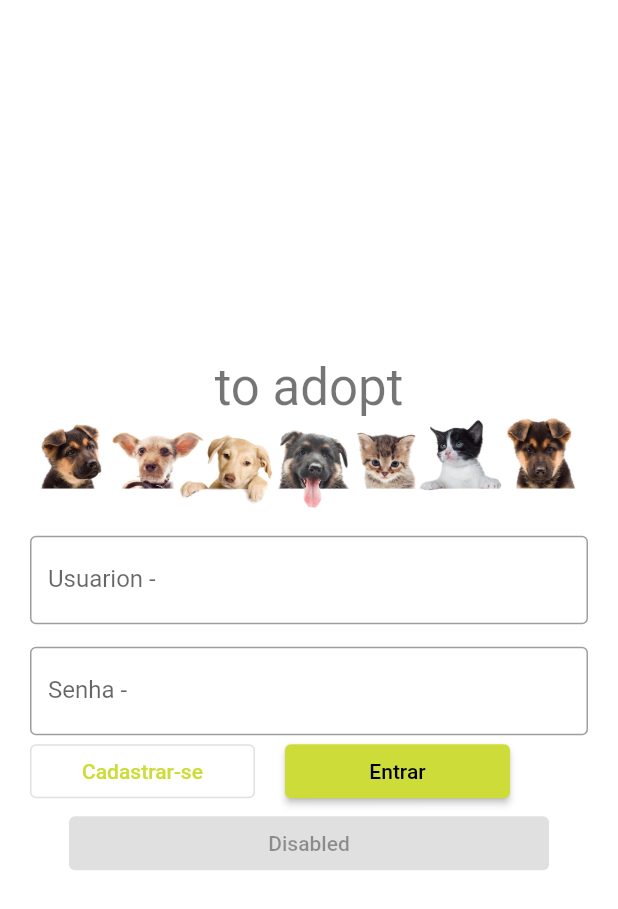
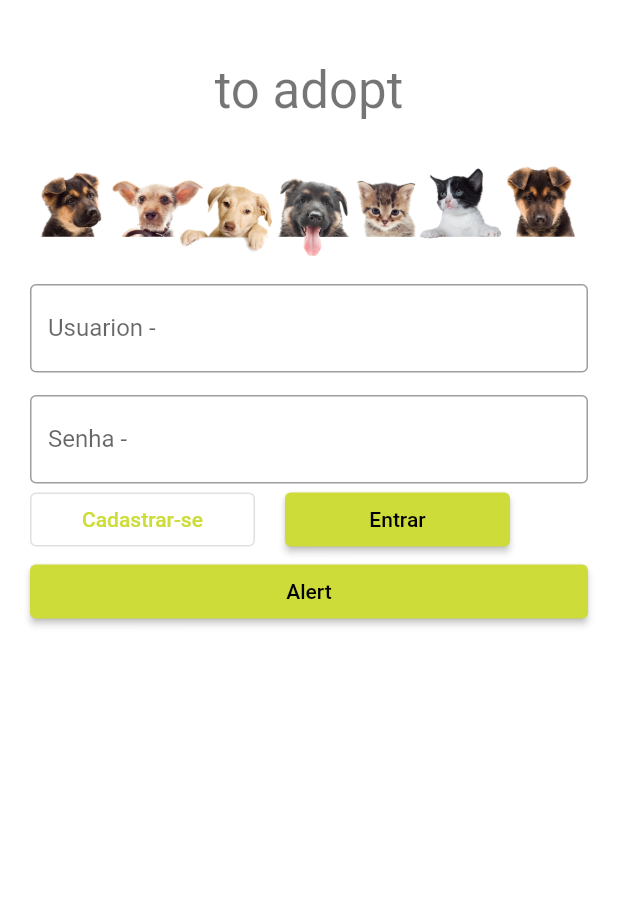
Before and after one commit to AmaroPSJunior/AppFlutter, a Flutter app: the screen it shows after launch, on a phone screen of 412 x 824 dp. Shown: the top 909 px of the screen. Run offline on Flutter 3.47's test engine with Material 2 defaults, Android fonts, the phone set to English and light mode, and no system bars.

```diff
--- a/lib/app.dart
+++ b/lib/app.dart
@@ -1,6 +1,8 @@
 import 'package:flutter/material.dart';
 
+import 'pages/home.dart';
 import 'pages/login.dart';
+import 'pages/sign_in.dart';
 
 class App extends StatelessWidget {
   const App({Key? key}) : super(key: key);
@@ -9,11 +11,15 @@ class App extends StatelessWidget {
   Widget build(BuildContext context) {
     return MaterialApp(
       title: 'My projct',
-
-      theme:
-          ThemeData(primarySwatch: Colors.lime, backgroundColor: Colors.white),
-      // home: const Home(title: 'Home Page4'),
-      home: const Login(),
+      theme: ThemeData(
+        primarySwatch: Colors.lime,
+        backgroundColor: Colors.white,
+      ),
+      routes: {
+        '/': (context) => const Login(),
+        '/home': (context) => const Home(title: 'Home'),
+        '/signin': (context) => const SignIn(),
+      },
     );
   }
 }
--- a/lib/components/my_app_bar.dart
+++ b/lib/components/my_app_bar.dart
@@ -34,10 +34,7 @@ class _MyAppBarState extends State<MyAppBar> {
         IconButton(
           icon: const Icon(Icons.logout),
           tooltip: 'Sair',
-          onPressed: () {
-            ScaffoldMessenger.of(context).showSnackBar(
-                const SnackBar(content: Text('Logout realizado!')));
-          },
+          onPressed: () => Navigator.pop(context, 'Obrigado volte sempre!'),
         ),
       ],
     );
--- a/lib/pages/login.dart
+++ b/lib/pages/login.dart
@@ -42,10 +42,17 @@ class _LoginState extends State<Login> {
       body: Center(
         child: Padding(
           padding: const EdgeInsets.all(20),
-          child: Column(
-            mainAxisAlignment: MainAxisAlignment.center,
+          child: ListView(
+            // mainAxisAlignment: MainAxisAlignment.center,
             children: [
-              Text('to adopt', style: Theme.of(context).textTheme.headline4),
+              const SizedBox(height: 20),
+              Center(
+                child: Text(
+                  'to adopt',
+                  style: Theme.of(context).textTheme.headline4,
+                ),
+              ),
+              const SizedBox(height: 30),
               const Logo(),
               TextField(
                 decoration: InputDecoration(
@@ -71,7 +78,10 @@ class _LoginState extends State<Login> {
                     width: 150,
                     child: OutlinedButton(
                       child: const Text('Cadastrar-se'),
-                      onPressed: () => debugPrint('Teste amaro'),
+                      onPressed: () {
+                        // Navigator.of(context).pushNamed('/signin');
+                        Navigator.pushNamed(context, '/signin');
+                      },
                     ),
                   ),
                   const SizedBox(width: 20),
@@ -79,20 +89,29 @@ class _LoginState extends State<Login> {
                     width: 150,
                     child: ElevatedButton(
                       child: const Text('Entrar'),
-                      onPressed: () => _showMyDialog(
-                        title: 'title',
-                        message: 'User: $_userName \nSenha: $_password',
-                        // textButtonClose: 'Fechar',
-                      ),
+                      onPressed: () async {
+                        final future = await Navigator.pushNamed(
+                          context,
+                          '/home',
+                          arguments: 'meu nome',
+                        );
+                        debugPrint('final future: $future');
+                      },
                     ),
                   ),
                 ],
               ),
-              const SizedBox(
+              SizedBox(
                 width: 320,
                 child: ElevatedButton(
-                  onPressed: null,
-                  child: Text('Disabled'),
+                  child: const Text('Alert'),
+                  onPressed: () {
+                    _showMyDialog(
+                      title: 'title',
+                      message: 'User: $_userName \nSenha: $_password',
+                      textButtonClose: 'Fechar',
+                    );
+                  },
                 ),
               ),
             ],
```
Also changed, not shown: lib/components/my_drawer.dart (+20 -20 lines), lib/pages/home.dart (+4 -10 lines), lib/pages/sign_in.dart (added, +37 -0 lines).
